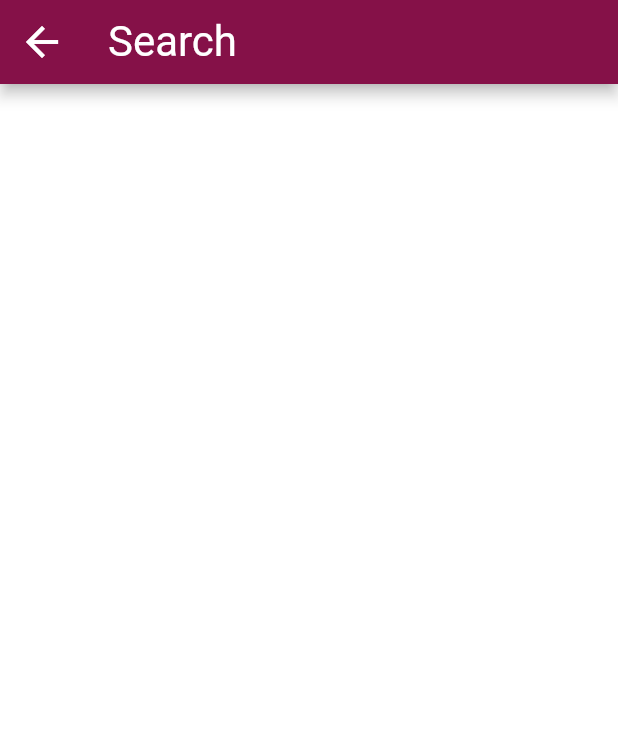
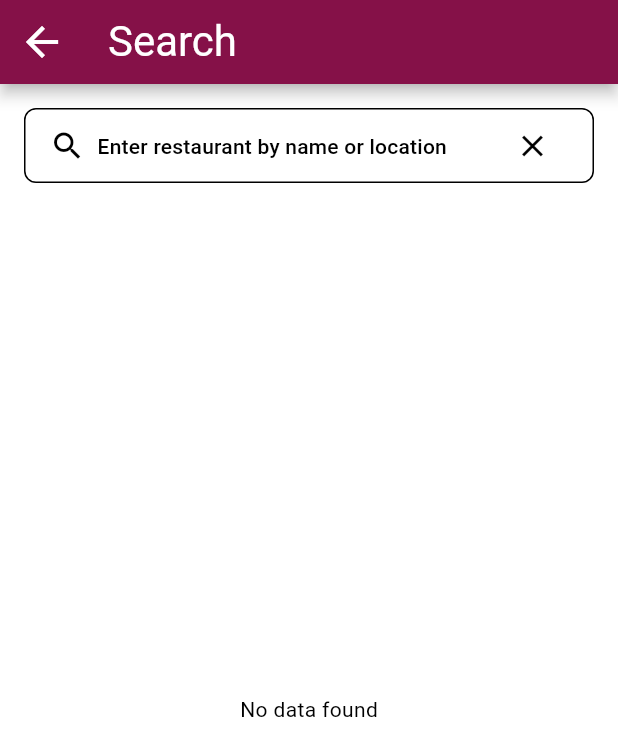
Before and after one commit to sanjiv576/UI-UX_Table_Booking, a Flutter app: the SearchView screen opened directly, on a phone screen of 412 x 824 dp. Shown: the top 756 px of the screen. Run offline on Flutter 3.47's test engine with Material 3 defaults, Android fonts, the phone set to English and light mode, and no system bars; our stand-ins replace awesome_snackbar_content, dartz, flutter_local_notifications, flutter_riverpod, fluttertoast, font_awesome_flutter and 3 more; missing offline and left inert: super_tooltip; accounts and stored records are empty.

Commit message:
add search restaurants

```diff
--- /dev/null
+++ b/lib/common/widgets/search_widget.dart
@@ -0,0 +1,61 @@
+import 'package:flutter/material.dart';
+import 'package:flutter_riverpod/flutter_riverpod.dart';
+import '../../provider/is_dark_theme.dart';
+
+class SearchBarWidget extends ConsumerWidget {
+  final TextEditingController controller;
+  final IconData leadingIcon;
+  final String hintText;
+  final VoidCallback onPress;
+
+  const SearchBarWidget({
+    super.key,
+    required this.controller,
+    required this.leadingIcon,
+    required this.hintText,
+    required this.onPress,
+  });
+
+  @override
+  Widget build(BuildContext context, WidgetRef ref) {
+    return Container(
+      padding: const EdgeInsets.symmetric(horizontal: 16.0),
+      decoration: BoxDecoration(
+          color: Colors.white,
+          borderRadius: BorderRadius.circular(8.0),
+          border: Border.all(
+            color: ref.watch(isDarkThemeProvider) ? Colors.white : Colors.black,
+            width: 1,
+          )),
+      child: Row(
+        children: [
+          Icon(
+            leadingIcon,
+            color: Colors.black,
+          ),
+          const SizedBox(width: 8.0),
+          Expanded(
+            child: TextField(
+              controller: controller,
+              style: const TextStyle(color: Colors.black),
+              decoration: InputDecoration(
+                hintText: hintText,
+                hintStyle: Theme.of(context)
+                    .textTheme
+                    .titleSmall!
+                    .copyWith(color: Colors.black),
+                border: InputBorder.none,
+              ),
+            ),
+          ),
+          const SizedBox(width: 8.0),
+          IconButton(
+            onPressed: onPress,
+            icon: const Icon(Icons.clear),
+            color: Colors.black,
+          )
+        ],
+      ),
+    );
+  }
+}
--- a/lib/views/nav_bar/search_view.dart
+++ b/lib/views/nav_bar/search_view.dart
@@ -1,5 +1,12 @@
+import 'dart:developer';
+
 import 'package:flutter/material.dart';
 import 'package:flutter_riverpod/flutter_riverpod.dart';
+
+import '../../common/widgets/search_widget.dart';
+import '../../data/restaurant_data.dart';
+import '../../provider/is_dark_theme.dart';
+import '../restaurants/widgets/restaurant_card_widget.dart';
 
 class SearchView extends ConsumerStatefulWidget {
   const SearchView({super.key});
@@ -9,11 +16,103 @@ class SearchView extends ConsumerStatefulWidget {
 }
 
 class _SearchViewState extends ConsumerState<SearchView> {
+  final _searchController = TextEditingController();
+
+  List<dynamic> _filteredRestaurants = [];
+
+  bool _isInitializeSearching = false;
+
+  final _verticalGap = const SizedBox(height: 16);
+
+  @override
+  void initState() {
+    // getProductData();
+    _searchController.addListener(_onSearching);
+    super.initState();
+  }
+
+  void _onSearching() {
+    final searchQuery = _searchController.text.trim().toLowerCase();
+    if (searchQuery.isEmpty) {
+      setState(() {
+        _isInitializeSearching = false;
+        _filteredRestaurants = [];
+      });
+    } else {
+      setState(() {
+        _isInitializeSearching = true;
+
+        _filteredRestaurants = RestaurantData.restaurants
+            .where((product) =>
+                product.name.toLowerCase().contains(searchQuery) ||
+                product.location.toLowerCase().contains(searchQuery))
+            .toList();
+      });
+    }
+  }
+
   @override
   Widget build(BuildContext context) {
     return Scaffold(
       appBar: AppBar(
-        title: const Text('Search'),
+        title: const Text(
+          'Search',
+        ),
+      ),
+      body: SafeArea(
+        child: Padding(
+          padding: const EdgeInsets.all(16),
+          child: Column(
+            crossAxisAlignment: CrossAxisAlignment.start,
+            children: [
+              SearchBarWidget(
+                controller: _searchController,
+                leadingIcon: Icons.search,
+                hintText: 'Enter restaurant by name or location',
+                onPress: () {
+                  setState(() {
+                    _isInitializeSearching = false;
+                    _filteredRestaurants = [];
+                    _searchController.clear();
+                  });
+                },
+              ),
+              _verticalGap,
+              Expanded(
+                child: _isInitializeSearching
+                    ? ListView.separated(
+                        itemCount: _filteredRestaurants.length,
+                        itemBuilder: (context, index) {
+                          var singleProduct = _filteredRestaurants[index];
+                          return GestureDetector(
+                            onTap: () {
+                              log('Product name ; ${singleProduct.name}');
+                              // Navigator.pushNamed(
+                              //     context, AppRoutes.singleProductRoute,
+                              //     arguments: singleProduct);
+                            },
+                            child: RestaurantCardWidget(
+                              isDarkTheme: ref.watch(isDarkThemeProvider),
+                              restaurants: RestaurantData.restaurants,
+                              i: index,
+                              verticalGap: _verticalGap,
+                            ),
+                          );
+                        },
+                        separatorBuilder: (BuildContext context, int index) {
+                          return const Divider(
+                            height: 16,
+                            color: Colors.transparent,
+                          );
+                        },
+                      )
+                    : const Center(
+                        child: Text('No data found'),
+                      ),
+              ),
+            ],
+          ),
+        ),
       ),
     );
   }
```
